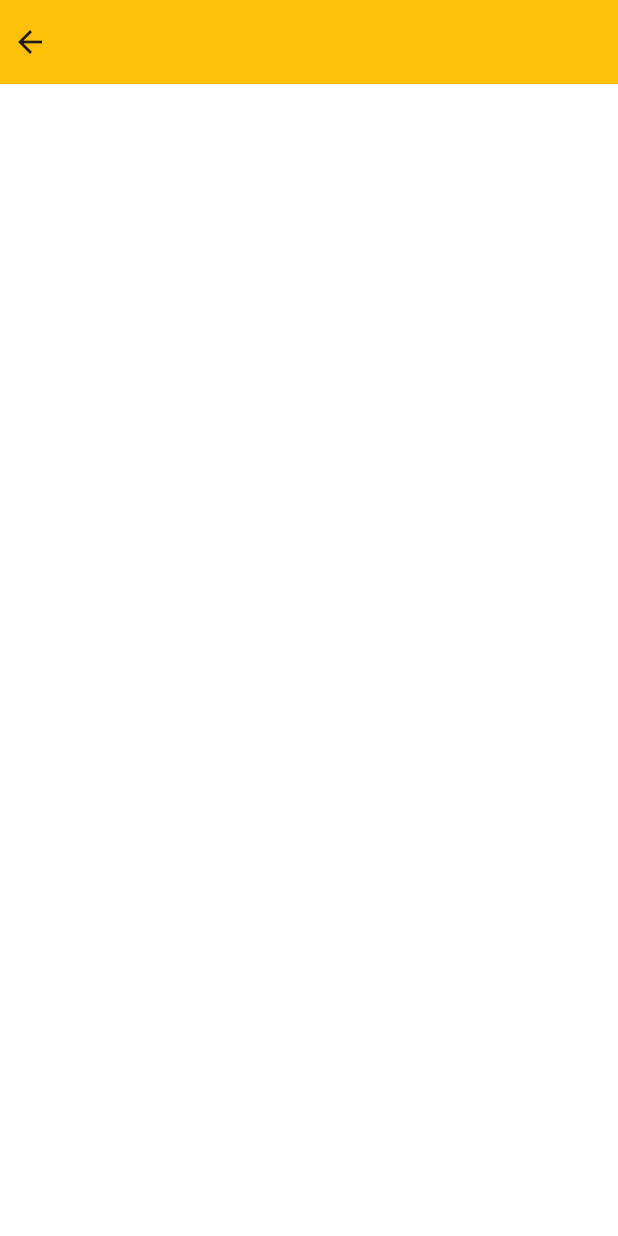
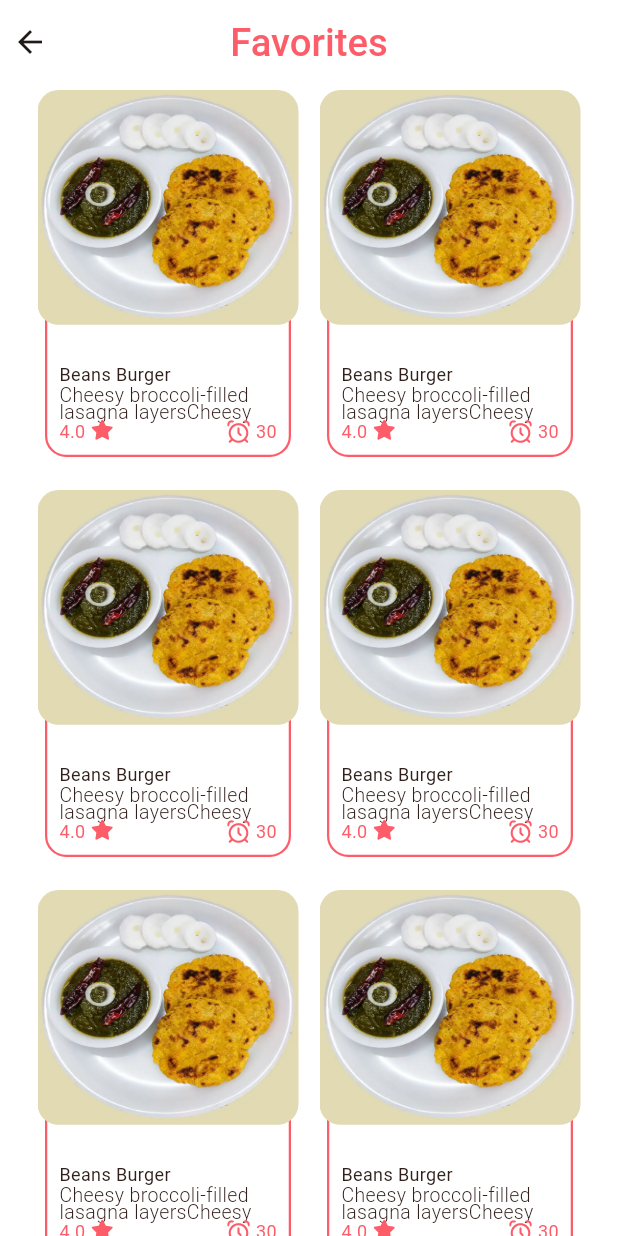
Before and after one commit to 1332003badatarek-glitch/recipes_app, a Flutter app: the FavoritesView screen opened by its route, on a phone screen of 412 x 824 dp. Run offline on Flutter 3.47's test engine with Material 3 defaults, Android fonts, the light colour scheme and no system bars; our stand-ins replace dartz, dio, flutter_bloc, flutter_secure_storage, flutter_switch, font_awesome_flutter and 4 more; accounts and stored records are empty; generated files the repository leaves out were written again; Roboto replaces fonts that are missing (League_Spartan, Poppins).

Commit message:
create favorites ui and improve the navigation stack

```diff
--- a/lib/core/utils/app_functions.dart
+++ b/lib/core/utils/app_functions.dart
@@ -4,9 +4,11 @@ import 'package:recipesapp/config/themes/app_colors.dart';
 class AppFunctions {
   AppFunctions._();
 
- static BoxDecoration cardBoxDecoration() {
+  static BoxDecoration cardBoxDecoration({
+    Color boxColor = Colors.transparent,
+  }) {
     return BoxDecoration(
-          color: Colors.transparent,
+      color: boxColor,
       border: Border.all(
         color: AppColors.primaryColor,
         style: BorderStyle.solid,
--- /dev/null
+++ b/lib/core/widgets/recipe_prep_time.dart
@@ -0,0 +1,37 @@
+
+import 'package:flutter/material.dart';
+import 'package:font_awesome_flutter/font_awesome_flutter.dart';
+import 'package:recipesapp/config/themes/app_colors.dart';
+import 'package:recipesapp/config/themes/app_fonts.dart';
+
+class RecipePrepTime extends StatelessWidget {
+  const RecipePrepTime({
+    super.key,
+    required this.prepTime,
+  });
+
+  final int prepTime;
+
+  @override
+  Widget build(BuildContext context) {
+    return Row(
+      children: [
+        FaIcon(
+          FontAwesomeIcons.alarmClock,
+          color: AppColors.primaryColor,
+          size: 15,
+        ),
+        SizedBox(width: 4),
+        Text(
+          '$prepTime',
+          style: TextStyle(
+            color: AppColors.primaryColor,
+            fontSize: 12,
+            fontWeight: FontWeight.w400,
+            fontFamily: AppFonts.poppines,
+          ),
+        ),
+      ],
+    );
+  }
+}
--- /dev/null
+++ b/lib/core/widgets/recipe_rating.dart
@@ -0,0 +1,34 @@
+import 'package:flutter/material.dart';
+import 'package:font_awesome_flutter/font_awesome_flutter.dart';
+import 'package:recipesapp/config/themes/app_fonts.dart';
+
+class RecipeRating extends StatelessWidget {
+  final Color iconColor;
+  final Color textColor;
+  const RecipeRating({super.key, required this.rating, required this.iconColor, required this.textColor});
+
+  final double rating;
+
+  @override
+  Widget build(BuildContext context) {
+    return Row(
+      children: [
+        Text(
+          '$rating',
+          style: TextStyle(
+            color: textColor,
+            fontSize: 12,
+            fontWeight: FontWeight.w400,
+            fontFamily: AppFonts.poppines,
+          ),
+        ),
+        SizedBox(width: 4),
+        FaIcon(
+          FontAwesomeIcons.solidStar,
+          color: iconColor,
+          size: 13,
+        ),
+      ],
+    );
+  }
+}
--- a/lib/features/favorites/presentation/views/favorites_view.dart
+++ b/lib/features/favorites/presentation/views/favorites_view.dart
@@ -1,10 +1,19 @@
 import 'package:flutter/material.dart';
+import 'package:recipesapp/features/favorites/presentation/widgets/favorites_view_body.dart';
 
 class FavoritesView extends StatelessWidget {
   const FavoritesView({super.key});
 
   @override
   Widget build(BuildContext context) {
-    return Scaffold(appBar: AppBar(backgroundColor: Colors.amber));
+    return Scaffold(
+      appBar: AppBar(
+        backgroundColor: Colors.transparent,
+        centerTitle: true,
+        title: Text('Favorites'),
+      ),
+
+      body: FavoritesViewBody(),
+    );
   }
 }
--- /dev/null
+++ b/lib/features/favorites/presentation/widgets/favorites_grid_view_builder.dart
@@ -0,0 +1,31 @@
+import 'package:flutter/material.dart';
+import 'package:recipesapp/features/favorites/presentation/widgets/favorites_grid_view_item.dart';
+
+class FavoritesGridViewBuilder extends StatelessWidget {
+  const FavoritesGridViewBuilder({super.key});
+
+  @override
+  Widget build(BuildContext context) {
+    return GridView.builder(
+      padding: EdgeInsets.all(30),
+      gridDelegate: SliverGridDelegateWithFixedCrossAxisCount(
+        crossAxisCount: 2,
+        mainAxisSpacing: 48,
+        crossAxisSpacing: 24,
+        childAspectRatio: 0.75,
+      ),
+      itemCount: 10,
+      itemBuilder: (context, index) {
+        return FavoritesGridViewItem(
+          image: 'assets/images/test_image.webp',
+          title: 'abdallah',
+          description: 'hhhhhhhhhhhhhhhhhhhhhhhh',
+          rating: 4.1,
+          time: "30min",
+          isFavorite: true,
+          onFavoriteTap: () {},
+        );
+      },
+    );
+  }
+}
--- /dev/null
+++ b/lib/features/favorites/presentation/widgets/favorites_grid_view_item.dart
@@ -0,0 +1,63 @@
+import 'package:flutter/material.dart';
+import 'package:recipesapp/core/utils/app_functions.dart';
+import 'package:recipesapp/features/favorites/presentation/widgets/favorites_grid_view_item_data.dart';
+
+
+class FavoritesGridViewItem extends StatelessWidget {
+  final String image;
+  final String title;
+  final String description;
+  final double rating;
+  final String time;
+  final VoidCallback onFavoriteTap;
+  final bool isFavorite;
+
+  const FavoritesGridViewItem({
+    super.key,
+    required this.image,
+    required this.title,
+    required this.description,
+    required this.rating,
+    required this.time,
+    required this.onFavoriteTap,
+    required this.isFavorite,
+  });
+
+  @override
+  Widget build(BuildContext context) {
+    return Stack(
+      clipBehavior: Clip.none,
+      children: [
+        Container(
+          decoration: AppFunctions.cardBoxDecoration(boxColor: Colors.white),
+          constraints: BoxConstraints(
+            minHeight: double.infinity,
+            minWidth: double.infinity,
+          ),
+          child: Padding(
+            padding: const EdgeInsets.all(8.0),
+            child: FavoritesGridViewItemData(),
+          ),
+        ),
+        Positioned(
+          left: -5,
+          right: -5,
+          top: -26,
+          child: Center(
+            child: Container(
+              height: MediaQuery.of(context).size.height * 0.19,
+              width: MediaQuery.of(context).size.width,
+              decoration: BoxDecoration(
+                image: DecorationImage(
+                  image: AssetImage('assets/images/test_image.webp'),
+                  fit: BoxFit.fill,
+                ),
+                borderRadius: BorderRadius.circular(14),
+              ),
+            ),
+          ),
+        ),
+      ],
+    );
+  }
+}
--- /dev/null
+++ b/lib/features/favorites/presentation/widgets/favorites_grid_view_item_data.dart
@@ -0,0 +1,57 @@
+
+import 'package:flutter/material.dart';
+import 'package:recipesapp/config/themes/app_colors.dart';
+import 'package:recipesapp/config/themes/app_fonts.dart';
+import 'package:recipesapp/config/themes/app_text_styles.dart';
+import 'package:recipesapp/core/widgets/recipe_prep_time.dart';
+import 'package:recipesapp/core/widgets/recipe_rating.dart';
+
+class FavoritesGridViewItemData extends StatelessWidget {
+  const FavoritesGridViewItemData({
+    super.key,
+  });
+
+  @override
+  Widget build(BuildContext context) {
+    return Column(
+      mainAxisAlignment: MainAxisAlignment.end,
+      crossAxisAlignment: CrossAxisAlignment.start,
+
+      children: [
+        Padding(
+          padding: const EdgeInsets.only(bottom: 2),
+          child: Text(
+            'Beans Burger',
+            style: AppTextStyles.baseSubText.copyWith(
+              color: AppColors.brownTowColor,
+              fontSize: 12,
+            ),
+          ),
+        ),
+        Text(
+          'Cheesy broccoli-filled lasagna layersCheesy ',
+          maxLines: 2,
+          overflow: TextOverflow.ellipsis,
+          style: TextStyle(
+            fontSize: 13,
+            fontFamily: AppFonts.leagueSpartan,
+            fontWeight: FontWeight.w300,
+            height: 13 / 15,
+            color: AppColors.brownTowColor,
+          ),
+        ),
+        Row(
+          mainAxisAlignment: MainAxisAlignment.spaceBetween,
+          children: [
+            RecipeRating(
+              rating: 4,
+              iconColor: AppColors.primaryColor,
+              textColor: AppColors.primaryColor,
+            ),
+            RecipePrepTime(prepTime: 30),
+          ],
+        ),
+      ],
+    );
+  }
+}
--- /dev/null
+++ b/lib/features/favorites/presentation/widgets/favorites_view_body.dart
@@ -0,0 +1,11 @@
+import 'package:flutter/material.dart';
+import 'package:recipesapp/features/favorites/presentation/widgets/favorites_grid_view_builder.dart';
+
+class FavoritesViewBody extends StatelessWidget {
+  const FavoritesViewBody({super.key,});
+
+  @override
+  Widget build(BuildContext context) {
+    return FavoritesGridViewBuilder();
+  }
+}
--- a/lib/features/recipes/presentation/widgets/details_recipe_card.dart
+++ b/lib/features/recipes/presentation/widgets/details_recipe_card.dart
@@ -3,7 +3,7 @@ import 'package:recipesapp/config/themes/app_colors.dart';
 import 'package:recipesapp/config/themes/app_fonts.dart';
 import 'package:recipesapp/core/utils/app_functions.dart';
 import 'package:recipesapp/core/models/models/recipes_model.dart';
-import 'package:recipesapp/features/recipes/presentation/widgets/recipe_rating.dart';
+import 'package:recipesapp/core/widgets/recipe_rating.dart';
 
 class DetailsRecipeCard extends StatelessWidget {
   const DetailsRecipeCard({super.key, required this.recipesModel});
--- a/lib/features/recipes/presentation/widgets/recipe_instructions_and_rating.dart
+++ b/lib/features/recipes/presentation/widgets/recipe_instructions_and_rating.dart
@@ -1,7 +1,7 @@
 import 'package:flutter/material.dart';
 import 'package:recipesapp/config/themes/app_colors.dart';
 import 'package:recipesapp/config/themes/app_fonts.dart';
-import 'package:recipesapp/features/recipes/presentation/widgets/recipe_rating.dart';
+import 'package:recipesapp/core/widgets/recipe_rating.dart';
 
 class RecipeInstructionsAndRating extends StatelessWidget {
   final String instructions;
--- a/lib/features/recipes/presentation/widgets/recipe_name_and_prep_time.dart
+++ b/lib/features/recipes/presentation/widgets/recipe_name_and_prep_time.dart
@@ -1,7 +1,5 @@
 import 'package:flutter/material.dart';
-import 'package:font_awesome_flutter/font_awesome_flutter.dart';
-import 'package:recipesapp/config/themes/app_colors.dart';
-import 'package:recipesapp/config/themes/app_fonts.dart';
+import 'package:recipesapp/core/widgets/recipe_prep_time.dart';
 
 class RecipeNameAndPrepTime extends StatelessWidget {
   final String recipeName;
@@ -21,25 +19,7 @@ class RecipeNameAndPrepTime extends StatelessWidget {
 
         Padding(
           padding: const EdgeInsets.only(right: 2),
-          child: Row(
-            children: [
-              FaIcon(
-                FontAwesomeIcons.alarmClock,
-                color: AppColors.primaryColor,
-                size: 15,
-              ),
-              SizedBox(width: 4),
-              Text(
-                '$prepTime',
-                style: TextStyle(
-                  color: AppColors.primaryColor,
-                  fontSize: 12,
-                  fontWeight: FontWeight.w400,
-                  fontFamily: AppFonts.poppines,
-                ),
-              ),
-            ],
-          ),
+          child: RecipePrepTime(prepTime: prepTime),
         ),
       ],
     );
--- a/lib/layout/main_layout/main_layout.dart
+++ b/lib/layout/main_layout/main_layout.dart
@@ -15,19 +15,7 @@ class MainLayout extends StatelessWidget {
         children: [
           BlocBuilder<NavigationCubit, int>(
             builder: (context, currentState) {
-              return AnimatedSwitcher(
-                duration: Duration(seconds: 20),
-                transitionBuilder: (child, animation) {
-                  return SlideTransition(
-                    position: Tween<Offset>(
-                      begin: Offset(1, 0),
-                      end: Offset(0, 0),
-                    ).animate(animation),
-
-                    child: child,
-                  );
-                },
-                child: IndexedStack(
+              return IndexedStack(
                 index: currentState,
                 children: [
                   HomeView(),
@@ -35,7 +23,6 @@ class MainLayout extends StatelessWidget {
                   FavoritesView(),
                   Container(),
                 ],
-                ),
               );
             },
           ),
```
Lines whose indentation alone changed are shown as unchanged.
